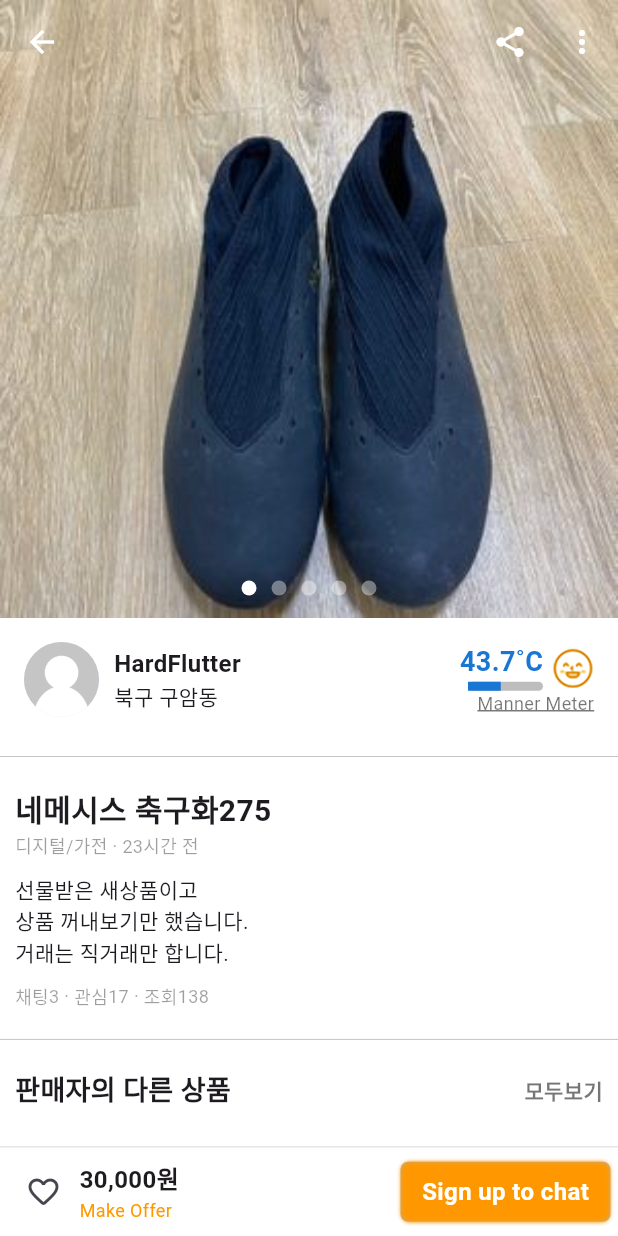
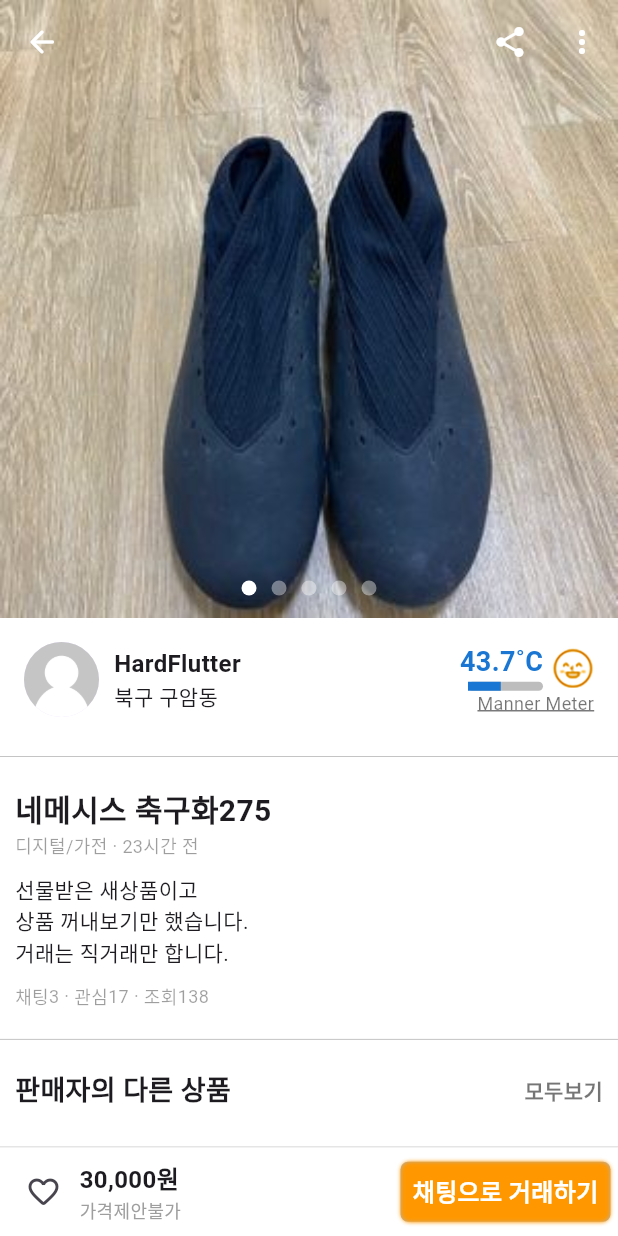
Before and after one commit to hwangInseob/clone_carrot, a Flutter app: the screen it shows after launch, after a tap on "네메시스 축구화275", on a phone screen of 412 x 824 dp. Run offline on Flutter 3.47's test engine with Material 3 defaults, Android fonts, the phone set to English and light mode, and no system bars; drawn by our look-alikes of carousel_slider; our stand-ins replace dio, flutter_svg, get; missing offline and left inert: dart:ffi.

Commit message:
상세페이지 하단바 수정 및 AppBar 애니메이션 효과 추가

```diff
--- a/clone_carrot/lib/screen/detail_page.dart
+++ b/clone_carrot/lib/screen/detail_page.dart
@@ -1,3 +1,5 @@
+import 'dart:ffi';
+
 import 'package:carousel_slider/carousel_slider.dart';
 import 'package:clone_carrot/component/manner_temperature.dart';
 import 'package:clone_carrot/model/board_item.dart';
@@ -7,6 +9,7 @@ import 'package:clone_carrot/util/extensions.dart';
 import 'package:flutter/material.dart';
 import 'package:flutter_svg/flutter_svg.dart';
 import 'package:get/get.dart';
+import 'package:get/get_rx/get_rx.dart';
 
 class DetailPage extends GetView<DetailPageController> {
   static const routeName = "/detail";
@@ -33,22 +36,35 @@ class DetailPage extends GetView<DetailPageController> {
     debugPrint("##################################");
   }
 
+  _getAnimateIcon(icon) {
+    return AnimatedBuilder(
+      animation: controller.animation,
+      builder: (context, child) => Icon(
+        icon,
+        color: controller.animation.value,
+      ),
+    );
+  }
+
   _getAppBar() {
     return AppBar(
-      iconTheme: IconThemeData(
-        color: Colors.white,
+      leading: IconButton(
+        onPressed: () {
+          Get.back();
+        },
+        icon: _getAnimateIcon(Icons.arrow_back_rounded),
       ),
-      backgroundColor: Colors.transparent,
+      backgroundColor: Colors.white.withAlpha(controller.headerAlpha.value),
       elevation: 0,
       scrolledUnderElevation: 0,
       actions: [
         IconButton(
           onPressed: _onClickShare,
-          icon: Icon(Icons.share_rounded),
+          icon: _getAnimateIcon(Icons.share_rounded),
         ),
         IconButton(
           onPressed: _onClickMore,
-          icon: Icon(Icons.more_vert_sharp),
+          icon: _getAnimateIcon(Icons.more_vert_sharp),
         ),
       ],
     );
@@ -275,6 +291,7 @@ class DetailPage extends GetView<DetailPageController> {
 
   _getBody(context) {
     return CustomScrollView(
+      controller: controller.scrollController,
       slivers: [
         SliverList(
           delegate: SliverChildListDelegate(
@@ -288,6 +305,7 @@ class DetailPage extends GetView<DetailPageController> {
             ],
           ),
         ),
+        _getOtherSellGrid(),
       ],
     );
   }
@@ -333,10 +351,10 @@ class DetailPage extends GetView<DetailPageController> {
                       ),
                     ),
                     Text(
-                      'Make Offer',
+                      '가격제안불가',
                       style: TextStyle(
                         fontSize: 12,
-                        color: Colors.orange,
+                        color: Colors.grey,
                       ),
                     ),
                   ],
@@ -368,7 +386,7 @@ class DetailPage extends GetView<DetailPageController> {
               ),
               child: Center(
                 child: Text(
-                  'Sign up to chat',
+                  '채팅으로 거래하기',
                   style: TextStyle(
                     color: Colors.white,
                     fontWeight: FontWeight.w600,
@@ -421,28 +439,49 @@ class DetailPage extends GetView<DetailPageController> {
   @override
   Widget build(BuildContext context) {
     return SafeArea(
-      child: Scaffold(
-        //앱바 뒷부분까지 사용한다는 옵션
-        extendBodyBehindAppBar: true,
-        appBar: _getAppBar(),
-        body: _getBody(context),
-        bottomNavigationBar: _getBottomBar(),
+      child: Obx(
+        () => Scaffold(
+          //앱바 뒷부분까지 사용한다는 옵션
+          extendBodyBehindAppBar: true,
+          appBar: _getAppBar(),
+          body: _getBody(context),
+          bottomNavigationBar: _getBottomBar(),
+        ),
       ),
     );
   }
 }
 
-class DetailPageController extends GetxController {
+class DetailPageController extends FullLifeCycleController
+    with GetSingleTickerProviderStateMixin {
   late Rx<BoardItem> item;
   HomePageController homePageController = Get.find<HomePageController>();
   RxInt currentImageIndex = 0.obs;
   CarouselController carouselController = CarouselController();
   int imageCount = 5; // 임시
 
+  ScrollController scrollController = ScrollController();
+
+  late AnimationController animationController;
+  late Animation animation;
+
+  RxInt headerAlpha = 0.obs;
+
   @override
   void onInit() {
     // TODO : Get BoardItem from route parameter
     item = homePageController.detailItem!.obs;
+    animationController = AnimationController(vsync: this);
+    animation = ColorTween(begin: Colors.white, end: Colors.black)
+        .animate(animationController);
+    scrollController.addListener(onScrollEvent);
     super.onInit();
   }
+
+  onScrollEvent() {
+    headerAlpha.value =
+        scrollController.offset >= 255 ? 255 : scrollController.offset.round();
+
+    animationController.value = headerAlpha.value / 255;
+  }
 }
```
